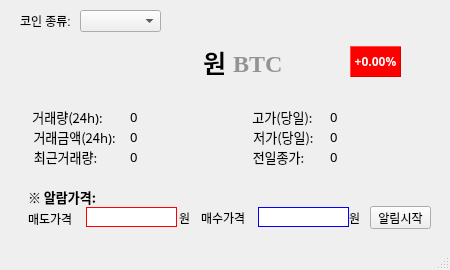
Old version of the form ui/upbitInfo.ui in the repository JumpingDragon/upbitAPItest_240408.
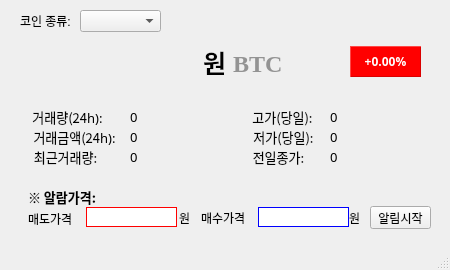
New version of the form.

Commit message: v1.0 update, selling price and buying price alarm

Patch:
```diff
--- a/ui/upbitInfo.ui
+++ b/ui/upbitInfo.ui
@@ -424,7 +424,7 @@
      <rect>
       <x>350</x>
       <y>46</y>
-      <width>51</width>
+      <width>71</width>
       <height>31</height>
      </rect>
     </property>
```
The commit also changes 1 other file.
